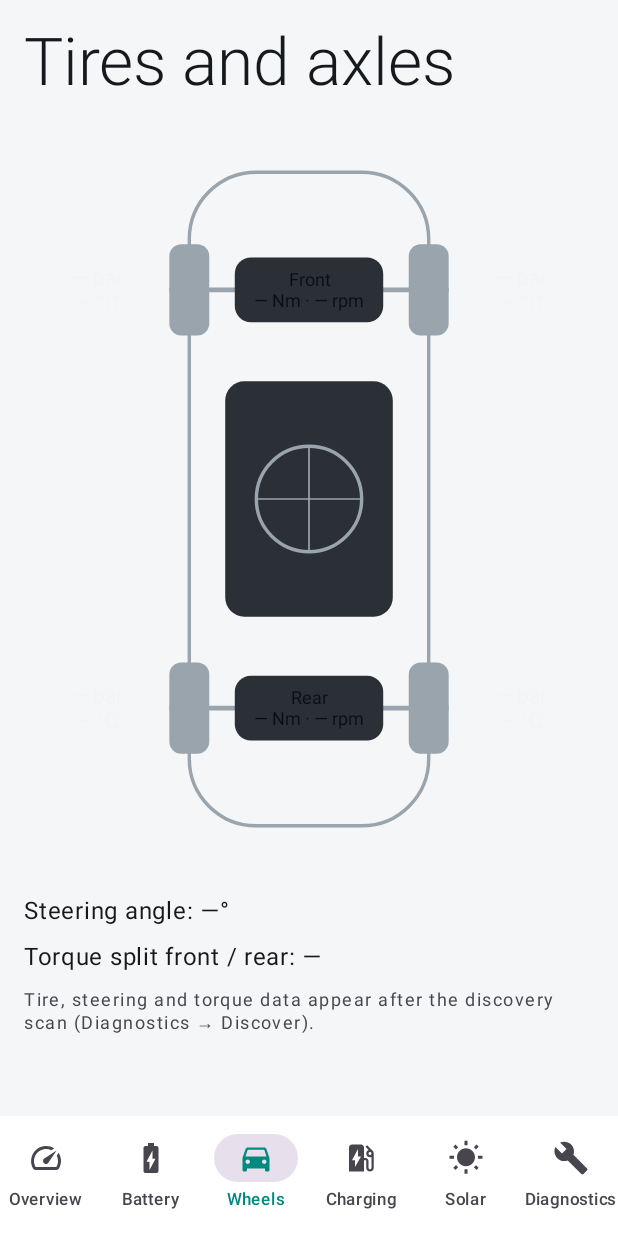
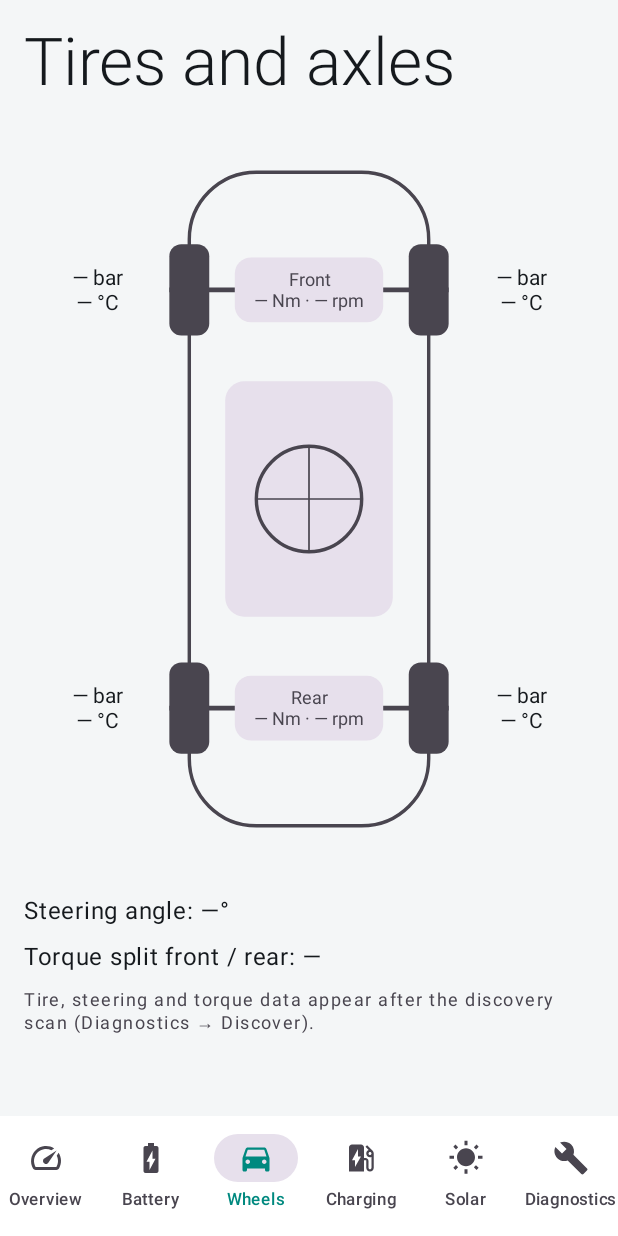
Before and after one commit to eplik82/Ioniq5_app, an Android app built with Jetpack Compose: the screen it shows after launch (MainActivity), item 3 of the bottom bar chosen, on a phone screen of 412 x 824 dp. Run offline under Robolectric (Android 15) with nearby library versions, the phone set to English and light mode, and no system bars.

Commit message:
Tires and steering angle from discovery scan; theme-aware car view
- TPMS 7A0 22C00B: pressure x0.2 psi (shown in bar), temperature -50
- Steering angle 7D4 220101 bytes 10-11 x0.1 deg (matches ESC 7D1 220104)
- Car and battery canvases use theme colours (front axle text was invisible
  in light theme)
- Next discovery round: motors (E0xx, 20xx), VCU, ESC, MDPS, camera, radar

Co-Authored-By: Claude Opus 5.5 <noreply@anthropic.com>
Claude-Session: https://claude.ai/code/session_01M9Xar97AQkJ9rGqLFBecq9

```diff
--- a/app/src/main/java/com/eplik/ioniq5/ui/components/BatteryPack.kt
+++ b/app/src/main/java/com/eplik/ioniq5/ui/components/BatteryPack.kt
@@ -46,6 +46,7 @@ fun BatteryCellGrid(
     onSelect: (Int?) -> Unit,
     modifier: Modifier = Modifier,
     columns: Int = 10,
+    selectedColor: Color = TextPrimary,
 ) {
     if (cells.isEmpty()) return
     val rows = (cells.size + columns - 1) / columns
@@ -78,7 +79,7 @@ fun BatteryCellGrid(
             val box = Size(cell - gap, cell - gap)
             drawRoundRect(scaleColor(t), topLeft, box, CornerRadius(gap))
             if (index == selected) {
-                drawRoundRect(TextPrimary, topLeft, box, CornerRadius(gap), style = Stroke(width = gap * 1.5f))
+                drawRoundRect(selectedColor, topLeft, box, CornerRadius(gap), style = Stroke(width = gap * 1.5f))
             }
             val text = when (mode) {
                 CellColorMode.VOLTAGE -> String.format(Locale.getDefault(), "%.2f", v)
--- a/app/src/main/java/com/eplik/ioniq5/ui/screens/AxlesScreen.kt
+++ b/app/src/main/java/com/eplik/ioniq5/ui/screens/AxlesScreen.kt
@@ -36,9 +36,6 @@ import com.eplik.ioniq5.ui.components.isFresh
 import com.eplik.ioniq5.ui.components.rememberNow
 import com.eplik.ioniq5.ui.components.scaleColor
 import com.eplik.ioniq5.ui.theme.Accent
-import com.eplik.ioniq5.ui.theme.PixelOff
-import com.eplik.ioniq5.ui.theme.TextPrimary
-import com.eplik.ioniq5.ui.theme.TextSecondary
 import com.eplik.ioniq5.ui.theme.Warning
 import kotlin.math.abs
 
@@ -66,6 +63,13 @@ fun AxlesScreen(readings: Readings, modifier: Modifier = Modifier) {
     } else {
         null
     }
+    val scheme = MaterialTheme.colorScheme
+    val colors = CarColors(
+        outline = scheme.onSurfaceVariant,
+        inactive = scheme.surfaceVariant,
+        text = scheme.onBackground,
+        inactiveText = scheme.onSurfaceVariant,
+    )
     val labels = AxleLabels(
         front = stringResource(R.string.front_axle),
         rear = stringResource(R.string.rear_axle),
@@ -79,6 +83,7 @@ fun AxlesScreen(readings: Readings, modifier: Modifier = Modifier) {
         Canvas(Modifier.fillMaxWidth().aspectRatio(0.75f)) {
             drawCar(
                 measurer = measurer,
+                colors = colors,
                 steeringDeg = steering?.toFloat() ?: 0f,
                 wheels = listOf(
                     Wheel(v(P.TIRE_PRESSURE_FL), v(P.TIRE_TEMP_FL), front = true, left = true),
@@ -109,6 +114,8 @@ fun AxlesScreen(readings: Readings, modifier: Modifier = Modifier) {
     }
 }
 
+private data class CarColors(val outline: Color, val inactive: Color, val text: Color, val inactiveText: Color)
+
 private data class AxleLabels(val front: String, val rear: String)
 
 private data class Wheel(val pressureBar: Double?, val tempC: Double?, val front: Boolean, val left: Boolean)
@@ -117,6 +124,7 @@ private data class Motor(val label: String, val torqueNm: Double?, val rpm: Doub
 
 private fun DrawScope.drawCar(
     measurer: TextMeasurer,
+    colors: CarColors,
     steeringDeg: Float,
     wheels: List<Wheel>,
     front: Motor,
@@ -133,10 +141,10 @@ private fun DrawScope.drawCar(
     val stroke = Stroke(width = w * 0.006f)
 
     // Kere
-    drawRoundRect(TextSecondary, Offset(bodyLeft, bodyTop), Size(bodyW, bodyH), CornerRadius(bodyW * 0.28f), style = stroke)
+    drawRoundRect(colors.outline, Offset(bodyLeft, bodyTop), Size(bodyW, bodyH), CornerRadius(bodyW * 0.28f), style = stroke)
     // Klaasikatus (päikesekatus)
     drawRoundRect(
-        PixelOff,
+        colors.inactive,
         Offset(bodyLeft + bodyW * 0.15f, bodyTop + bodyH * 0.32f),
         Size(bodyW * 0.7f, bodyH * 0.36f),
         CornerRadius(bodyW * 0.08f),
@@ -149,18 +157,18 @@ private fun DrawScope.drawCar(
 
     // Sillad
     listOf(frontY to front, rearY to rear).forEach { (y, motor) ->
-        drawLine(TextSecondary, Offset(bodyLeft - wheelW / 2, y), Offset(bodyLeft + bodyW + wheelW / 2, y), strokeWidth = w * 0.008f)
+        drawLine(colors.outline, Offset(bodyLeft - wheelW / 2, y), Offset(bodyLeft + bodyW + wheelW / 2, y), strokeWidth = w * 0.008f)
         val active = (motor.torqueNm ?: 0.0) != 0.0 || (motor.rpm ?: 0.0) != 0.0
         val boxW = bodyW * 0.62f
         val boxH = h * 0.085f
         drawRoundRect(
-            if (active) Accent else PixelOff,
+            if (active) Accent else colors.inactive,
             Offset(w / 2 - boxW / 2, y - boxH / 2),
             Size(boxW, boxH),
             CornerRadius(boxH * 0.25f),
         )
         val text = "${motor.label}\n${formatValue(motor.torqueNm, 0)} Nm · ${formatValue(motor.rpm, 0)} rpm"
-        drawCentered(measurer, text, Offset(w / 2, y), TextStyle(color = Color(0xFF0B0E11), fontSize = (h * 0.024f).toSp(), textAlign = TextAlign.Center))
+        drawCentered(measurer, text, Offset(w / 2, y), TextStyle(color = if (active) Color(0xFF0B0E11) else colors.inactiveText, fontSize = (h * 0.024f).toSp(), textAlign = TextAlign.Center))
     }
 
     // Rattad
@@ -169,7 +177,7 @@ private fun DrawScope.drawCar(
         val cy = if (wheel.front) frontY else rearY
         val low = wheel.pressureBar != null && wheel.pressureBar < LOW_PRESSURE_BAR
         val color = when {
-            wheel.pressureBar == null -> TextSecondary
+            wheel.pressureBar == null -> colors.outline
             low -> Warning
             else -> Accent
         }
@@ -177,17 +185,17 @@ private fun DrawScope.drawCar(
         rotate(angle, pivot = Offset(cx, cy)) {
             drawRoundRect(color, Offset(cx - wheelW / 2, cy - wheelH / 2), Size(wheelW, wheelH), CornerRadius(wheelW * 0.3f))
         }
-        val label = "${formatValue(wheel.pressureBar, 1)} bar\n${formatValue(wheel.tempC, 0)} °C"
+        val label = "${formatValue(wheel.pressureBar, 2)} bar\n${formatValue(wheel.tempC, 0)} °C"
         val labelX = if (wheel.left) (cx - wheelW / 2) / 2 else (cx + wheelW / 2 + w) / 2
-        drawCentered(measurer, label, Offset(labelX, cy), TextStyle(color = TextPrimary, fontSize = (h * 0.028f).toSp(), textAlign = TextAlign.Center))
+        drawCentered(measurer, label, Offset(labelX, cy), TextStyle(color = colors.text, fontSize = (h * 0.028f).toSp(), textAlign = TextAlign.Center))
     }
 
     // Kiirenduse punkt (±0,5 g ring)
     val center = Offset(w / 2, h / 2)
     val radius = bodyW * 0.22f
-    drawCircle(TextSecondary, radius, center, style = stroke)
-    drawLine(TextSecondary, Offset(center.x - radius, center.y), Offset(center.x + radius, center.y), strokeWidth = stroke.width / 2)
-    drawLine(TextSecondary, Offset(center.x, center.y - radius), Offset(center.x, center.y + radius), strokeWidth = stroke.width / 2)
+    drawCircle(colors.outline, radius, center, style = stroke)
+    drawLine(colors.outline, Offset(center.x - radius, center.y), Offset(center.x + radius, center.y), strokeWidth = stroke.width / 2)
+    drawLine(colors.outline, Offset(center.x, center.y - radius), Offset(center.x, center.y + radius), strokeWidth = stroke.width / 2)
     if (gLat != null && gLon != null) {
         val g = kotlin.math.hypot(gLat, gLon)
         val dot = Offset(
```
Also changed, not shown: app/src/main/java/com/eplik/ioniq5/ui/screens/BatteryScreen.kt (+8 -1 lines), core/src/main/kotlin/com/eplik/ioniq5/core/pid/Ioniq5Pids.kt (+37 -1 lines), core/src/main/kotlin/com/eplik/ioniq5/core/scan/DiscoveryPlan.kt (+13 -11 lines), 4 other files.
